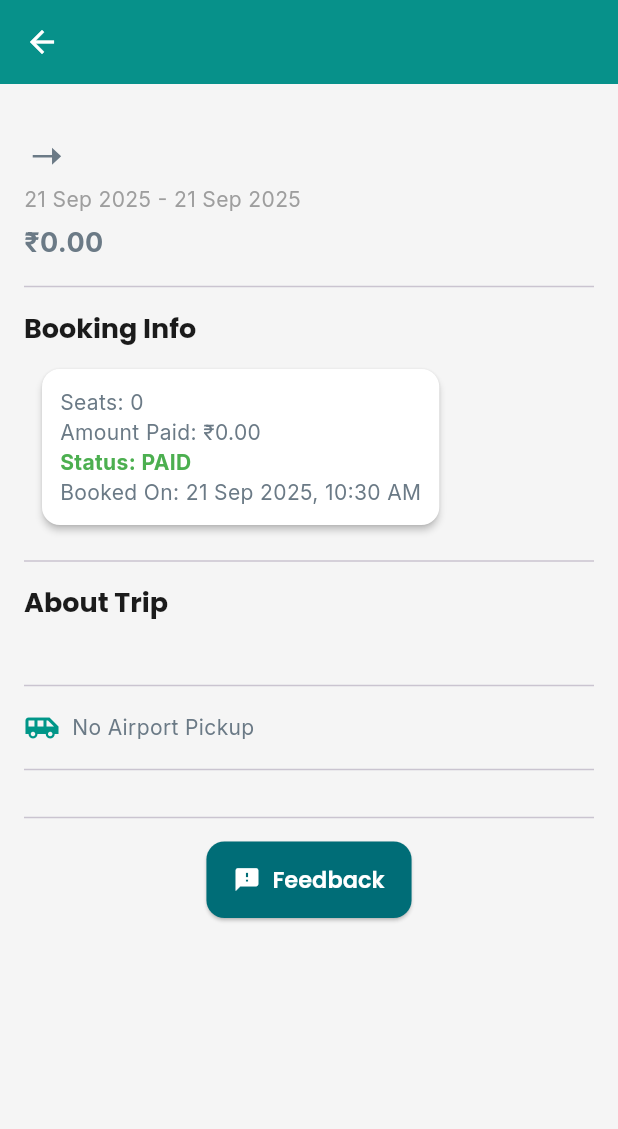
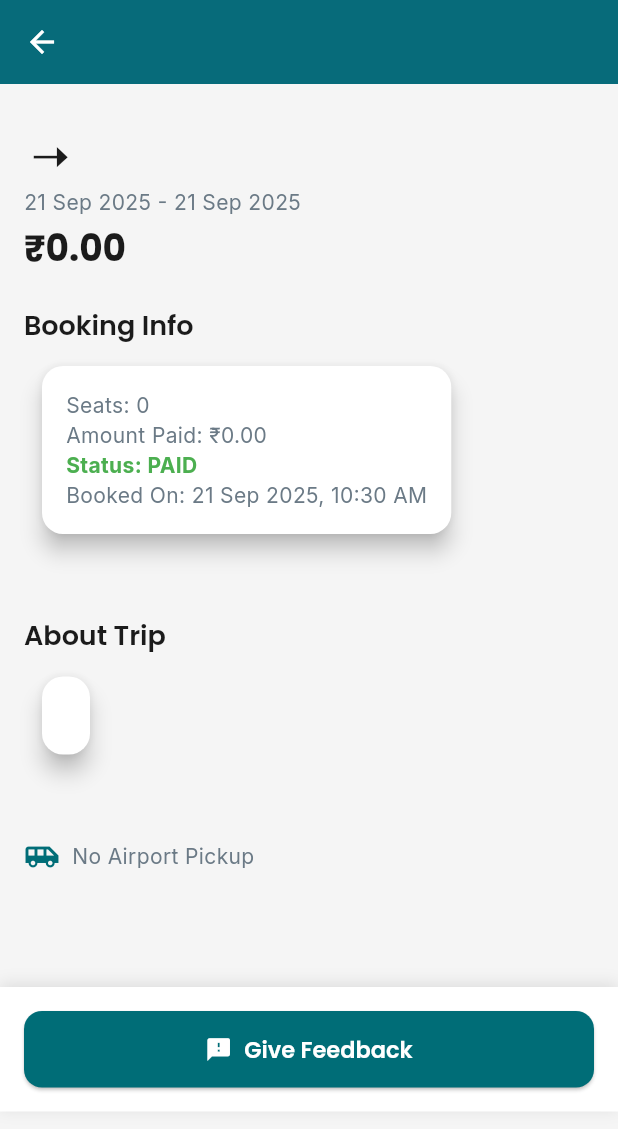
Before and after one commit to DeepPrajapati1580/tripmate, a Flutter app: the MyBookingDetailsPage screen opened directly with empty values, on a phone screen of 412 x 824 dp. Shown: the top 1129 px of the screen. Run offline on Flutter 3.47's test engine with Material 3 defaults, Android fonts, the phone set to English and light mode, and no system bars; our stand-ins replace cloud_firestore, firebase_auth, firebase_core, google_fonts, image_picker; missing offline and left inert: cloudinary_flutter, cloudinary_public, cloudinary_url_gen, razorpay_flutter; accounts and stored records are empty.

Commit message:
my_booking_details_page UI FIXED

```diff
--- a/TRIPMATE/lib/screens/customer/my_booking_details_page.dart
+++ b/TRIPMATE/lib/screens/customer/my_booking_details_page.dart
@@ -4,6 +4,7 @@ import 'package:intl/intl.dart';
 import '../../models/trip_package.dart';
 import '../../models/booking.dart';
 import '../trip_feedback_page.dart';
+import '../../theme.dart';
 
 class MyBookingDetailsPage extends StatelessWidget {
   final TripPackage trip;
@@ -23,17 +24,22 @@ class MyBookingDetailsPage extends StatelessWidget {
     return Scaffold(
       appBar: AppBar(
         title: Text(trip.title),
-        backgroundColor: Colors.teal,
+        backgroundColor: AppColors.primary,
       ),
-      body: SingleChildScrollView(
+      body: Stack(
+        children: [
+          // Scrollable content
+          Padding(
+            padding: const EdgeInsets.only(bottom: 70), // space for bottom button
+            child: SingleChildScrollView(
               padding: const EdgeInsets.all(16),
               child: Column(
                 crossAxisAlignment: CrossAxisAlignment.start,
                 children: [
-            /// Trip main image
+                  // Trip main image
                   if (trip.imageUrl != null && trip.imageUrl!.isNotEmpty)
                     ClipRRect(
-                borderRadius: BorderRadius.circular(12),
+                      borderRadius: BorderRadius.circular(14),
                       child: Image.network(
                         trip.imageUrl!,
                         height: 200,
@@ -43,65 +49,37 @@ class MyBookingDetailsPage extends StatelessWidget {
                     ),
                   const SizedBox(height: 16),
 
-            /// Basic Trip Info
+                  // Basic Trip Info
                   Text("${trip.source} ➝ ${trip.destination}",
-                style: const TextStyle(fontSize: 20, fontWeight: FontWeight.bold)),
+                      style: Theme.of(context)
+                          .textTheme.headlineLarge
+                          ?.copyWith(fontWeight: FontWeight.w600)),
                   const SizedBox(height: 6),
                   Text(
                     "${dateFmt.format(trip.startDate)} - ${dateFmt.format(trip.endDate)}",
-              style: const TextStyle(color: Colors.grey),
+                    style: Theme.of(context).textTheme.bodyMedium,
                   ),
                   const SizedBox(height: 6),
                   Text(
                     "${NumberFormat.currency(locale: 'en_IN', symbol: '₹').format(trip.price)}",
-              style: const TextStyle(fontSize: 18, fontWeight: FontWeight.bold),
+                    style: Theme.of(context)
+                        .textTheme.headlineLarge
+                        ?.copyWith(fontWeight: FontWeight.bold),
                   ),
 
-            const Divider(height: 32),
+                  const SizedBox(height: 24),
 
-            /// Trip Gallery
-            if (trip.gallery.isNotEmpty) ...[
-              const SizedBox(height: 12),
-              Text("Gallery",
-                  style: Theme.of(context)
-                      .textTheme
-                      .titleLarge
-                      ?.copyWith(fontWeight: FontWeight.bold)),
-              const SizedBox(height: 8),
-              SizedBox(
-                height: 120,
-                child: ListView.separated(
-                  scrollDirection: Axis.horizontal,
-                  itemCount: trip.gallery.length,
-                  separatorBuilder: (_, __) => const SizedBox(width: 8),
-                  itemBuilder: (_, i) => ClipRRect(
-                    borderRadius: BorderRadius.circular(8),
-                    child: Image.network(
-                      trip.gallery[i],
-                      width: 150,
-                      height: 120,
-                      fit: BoxFit.cover,
-                    ),
-                  ),
-                ),
-              ),
-              const Divider(height: 32),
-            ],
+                  // Trip Gallery
+                  if (trip.gallery.isNotEmpty)
+                    HorizontalImageGallery(title: "Gallery", images: trip.gallery),
 
-            /// Booking Info
-            Text("Booking Info",
-                style: Theme.of(context).textTheme.titleLarge?.copyWith(fontWeight: FontWeight.bold)),
-            const SizedBox(height: 8),
-            Card(
-              shape: RoundedRectangleBorder(borderRadius: BorderRadius.circular(12)),
-              elevation: 2,
-              child: Padding(
-                padding: const EdgeInsets.all(12),
-                child: Column(
-                  crossAxisAlignment: CrossAxisAlignment.start,
+                  // Booking Info
+                  InfoSection(
+                    title: "Booking Info",
                     children: [
                       Text("Seats: ${booking.seats}"),
-                    Text("Amount Paid: ${NumberFormat.currency(locale: 'en_IN', symbol: '₹').format(booking.amount)}"),
+                      Text(
+                          "Amount Paid: ${NumberFormat.currency(locale: 'en_IN', symbol: '₹').format(booking.amount)}"),
                       Text(
                         "Status: ${booking.status.name.toUpperCase()}",
                         style: TextStyle(
@@ -114,105 +92,200 @@ class MyBookingDetailsPage extends StatelessWidget {
                       Text("Booked On: ${bookDateFmt.format(booking.createdAt)}"),
                     ],
                   ),
-              ),
-            ),
 
-            const Divider(height: 32),
+                  const SizedBox(height: 24),
 
-            /// Trip Description
-            Text("About Trip",
-                style: Theme.of(context).textTheme.titleLarge?.copyWith(fontWeight: FontWeight.bold)),
-            const SizedBox(height: 8),
-            Text(trip.description),
+                  // Trip Description
+                  InfoSection(title: "About Trip", children: [Text(trip.description)]),
 
-            const Divider(height: 32),
+                  // Hotel Info
+                  if (trip.hotelName != null && trip.hotelName!.isNotEmpty)
+                    HotelSection(trip: trip),
 
-            /// Hotel Info
-            if (trip.hotelName != null && trip.hotelName!.isNotEmpty) ...[
-              Text("Hotel",
-                  style: Theme.of(context).textTheme.titleLarge?.copyWith(fontWeight: FontWeight.bold)),
-              const SizedBox(height: 8),
-              Text("${trip.hotelName} ⭐${trip.hotelStars ?? '-'}"),
-              if (trip.hotelDescription != null && trip.hotelDescription!.isNotEmpty) ...[
-                const SizedBox(height: 6),
-                Text(trip.hotelDescription!),
-              ],
-              if (trip.hotelMainImage != null && trip.hotelMainImage!.isNotEmpty) ...[
-                const SizedBox(height: 12),
-                ClipRRect(
-                  borderRadius: BorderRadius.circular(12),
-                  child: Image.network(trip.hotelMainImage!,
-                      height: 180, fit: BoxFit.cover),
-                ),
-              ],
-              if (trip.hotelGallery.isNotEmpty) ...[
-                const SizedBox(height: 12),
-                SizedBox(
-                  height: 100,
-                  child: ListView.separated(
-                    scrollDirection: Axis.horizontal,
-                    itemCount: trip.hotelGallery.length,
-                    separatorBuilder: (_, __) => const SizedBox(width: 8),
-                    itemBuilder: (_, i) => ClipRRect(
-                      borderRadius: BorderRadius.circular(8),
-                      child: Image.network(
-                        trip.hotelGallery[i],
-                        width: 120,
-                        height: 100,
-                        fit: BoxFit.cover,
-                      ),
-                    ),
-                  ),
-                ),
-              ],
-              const Divider(height: 32),
-            ],
+                  // Meals
+                  if (trip.meals.isNotEmpty)
+                    ChipsSection(title: "Meals", items: trip.meals),
 
-            /// Meals
-            if (trip.meals.isNotEmpty) ...[
-              Text("Meals",
-                  style: Theme.of(context).textTheme.titleLarge?.copyWith(fontWeight: FontWeight.bold)),
-              const SizedBox(height: 8),
-              Wrap(
-                  spacing: 8,
-                  children: trip.meals.map((m) => Chip(label: Text(m))).toList()),
-              const Divider(height: 32),
-            ],
+                  // Activities
+                  if (trip.activities.isNotEmpty)
+                    ChipsSection(title: "Activities", items: trip.activities),
 
-            /// Activities
-            if (trip.activities.isNotEmpty) ...[
-              Text("Activities",
-                  style: Theme.of(context).textTheme.titleLarge?.copyWith(fontWeight: FontWeight.bold)),
-              const SizedBox(height: 8),
-              Wrap(
-                  spacing: 8,
-                  children:
-                  trip.activities.map((a) => Chip(label: Text(a))).toList()),
-              const Divider(height: 32),
-            ],
+                  const SizedBox(height: 24),
 
-            /// Airport Pickup
+                  // Airport Pickup
                   Row(
                     children: [
-                const Icon(Icons.airport_shuttle, color: Colors.teal),
+                      const Icon(Icons.airport_shuttle, color: AppColors.primary),
                       const SizedBox(width: 8),
                       Text(trip.airportPickup
                           ? "Airport Pickup Included"
                           : "No Airport Pickup"),
                     ],
                   ),
-            const Divider(height: 32),
 
-            /// Itinerary
-            if (trip.itinerary.isNotEmpty) ...[
-              Text("Itinerary",
-                  style: Theme.of(context).textTheme.titleLarge?.copyWith(fontWeight: FontWeight.bold)),
+                  const SizedBox(height: 24),
+
+                  // Itinerary
+                  if (trip.itinerary.isNotEmpty)
+                    ItinerarySection(itinerary: trip.itinerary),
+
+                  const SizedBox(height: 24),
+
+                  // Travellers
+                  if (trip.travellers.isNotEmpty)
+                    InfoSection(
+                      title: "Travellers",
+                      children: trip.travellers
+                          .map((t) => ListTile(
+                                leading: const Icon(Icons.person, color: AppColors.primary),
+                                title: Text(t['name'] ?? 'Unknown'),
+                              ))
+                          .toList(),
+                    ),
+
+                  const SizedBox(height: 24),
+                ],
+              ),
+            ),
+          ),
+
+          // Sticky Feedback Button
+          Positioned(
+            bottom: 0,
+            left: 0,
+            right: 0,
+            child: Container(
+              padding: const EdgeInsets.all(16),
+              decoration: BoxDecoration(
+                color: Colors.white,
+                boxShadow: [
+                  BoxShadow(
+                      color: Colors.black.withOpacity(0.1),
+                      blurRadius: 8,
+                      offset: const Offset(0, -2)),
+                ],
+              ),
+              child: SizedBox(
+                width: double.infinity,
+                child: ElevatedButton.icon(
+                  icon: const Icon(Icons.feedback),
+                  label: const Text("Give Feedback"),
+                  onPressed: () {
+                    Navigator.push(
+                      context,
+                      MaterialPageRoute(
+                        builder: (_) => TripFeedbackPage(tripId: trip.id),
+                      ),
+                    );
+                  },
+                ),
+              ),
+            ),
+          ),
+        ],
+      ),
+    );
+  }
+}
+
+// ------------------ Reusable Widgets ------------------
+
+class InfoSection extends StatelessWidget {
+  final String title;
+  final List<Widget> children;
+
+  const InfoSection({super.key, required this.title, required this.children});
+
+  @override
+  Widget build(BuildContext context) {
+    return Column(
+      crossAxisAlignment: CrossAxisAlignment.start,
+      children: [
+        Text(title, style: Theme.of(context).textTheme.titleLarge),
         const SizedBox(height: 8),
-              Column(
-                children: trip.itinerary.asMap().entries.map((entry) {
+        Card(
+          child: Padding(
+            padding: const EdgeInsets.all(16),
+            child: Column(
+              crossAxisAlignment: CrossAxisAlignment.start,
+              children: children,
+            ),
+          ),
+        ),
+        const SizedBox(height: 24),
+      ],
+    );
+  }
+}
+
+class HorizontalImageGallery extends StatelessWidget {
+  final String title;
+  final List<String> images;
+
+  const HorizontalImageGallery({super.key, required this.title, required this.images});
+
+  @override
+  Widget build(BuildContext context) {
+    return Column(
+      crossAxisAlignment: CrossAxisAlignment.start,
+      children: [
+        Text(title, style: Theme.of(context).textTheme.titleLarge),
+        const SizedBox(height: 8),
+        SizedBox(
+          height: 120,
+          child: ListView.separated(
+            scrollDirection: Axis.horizontal,
+            itemCount: images.length,
+            separatorBuilder: (_, __) => const SizedBox(width: 8),
+            itemBuilder: (_, i) => ClipRRect(
+              borderRadius: BorderRadius.circular(12),
+              child: Image.network(
+                images[i],
+                width: 150,
+                height: 120,
+                fit: BoxFit.cover,
+              ),
+            ),
+          ),
+        ),
+        const SizedBox(height: 24),
+      ],
+    );
+  }
+}
+
+class ChipsSection extends StatelessWidget {
+  final String title;
+  final List<String> items;
+
+  const ChipsSection({super.key, required this.title, required this.items});
+
+  @override
+  Widget build(BuildContext context) {
+    return InfoSection(
+      title: title,
+      children: [
+        Wrap(
+          spacing: 8,
+          children: items.map((item) => Chip(label: Text(item))).toList(),
+        ),
+      ],
+    );
+  }
+}
+
+class ItinerarySection extends StatelessWidget {
+  final List<Map<String, dynamic>> itinerary;
+
+  const ItinerarySection({super.key, required this.itinerary});
+
+  @override
+  Widget build(BuildContext context) {
+    return InfoSection(
+      title: "Itinerary",
+      children: itinerary.asMap().entries.map((entry) {
         final index = entry.key;
         final item = entry.value;
-
         final day = item['day'] ?? (index + 1);
         final plan = (item['plan'] as String?)?.trim();
         final meals = (item['meals'] as List<dynamic>?)
@@ -238,34 +311,25 @@ class MyBookingDetailsPage extends StatelessWidget {
                 Text("Day $day",
                     style: const TextStyle(
                         fontWeight: FontWeight.bold, fontSize: 16)),
-
                 if (plan != null && plan.isNotEmpty) ...[
                   const SizedBox(height: 6),
-                            const Text("Plan:",
-                                style: TextStyle(fontWeight: FontWeight.bold)),
+                  const Text("Plan:", style: TextStyle(fontWeight: FontWeight.bold)),
                   Text(plan),
                 ],
-
                 if (meals != null && meals.isNotEmpty) ...[
                   const SizedBox(height: 6),
-                            const Text("Meals:",
-                                style: TextStyle(fontWeight: FontWeight.bold)),
+                  const Text("Meals:", style: TextStyle(fontWeight: FontWeight.bold)),
                   Wrap(
                     spacing: 6,
-                              children:
-                              meals.map((m) => Chip(label: Text(m))).toList(),
+                    children: meals.map((m) => Chip(label: Text(m))).toList(),
                   ),
                 ],
-
                 if (activities != null && activities.isNotEmpty) ...[
                   const SizedBox(height: 6),
-                            const Text("Activities:",
-                                style: TextStyle(fontWeight: FontWeight.bold)),
+                  const Text("Activities:", style: TextStyle(fontWeight: FontWeight.bold)),
                   Wrap(
                     spacing: 6,
-                              children: activities
-                                  .map((a) => Chip(label: Text(a)))
-                                  .toList(),
+                    children: activities.map((a) => Chip(label: Text(a))).toList(),
                   ),
                 ],
               ],
@@ -273,50 +337,57 @@ class MyBookingDetailsPage extends StatelessWidget {
           ),
         );
       }).toList(),
-              ),
-              const Divider(height: 32),
-            ],
-
-            /// Travellers
-            if (trip.travellers.isNotEmpty) ...[
-              Text("Travellers",
-                  style: Theme.of(context).textTheme.titleLarge?.copyWith(fontWeight: FontWeight.bold)),
-              const SizedBox(height: 8),
-              Column(
-                children: trip.travellers.map((t) {
-                  return ListTile(
-                    leading: const Icon(Icons.person, color: Colors.teal),
-                    title: Text(t['name'] ?? 'Unknown'),
-                  );
-                }).toList(),
-              ),
-            ],
-
-            const Divider(height: 32),
-
-            /// Feedback actions
-            Row(
-              mainAxisAlignment: MainAxisAlignment.spaceEvenly,
-              children: [
-                ElevatedButton.icon(
-                  icon: const Icon(Icons.feedback),
-                  label: const Text("Feedback"),
-                  onPressed: () {
-                    Navigator.push(
-                      context,
-                      MaterialPageRoute(
-                        builder: (_) => TripFeedbackPage(
-                          tripId: trip.id,
-                        ),
-                      ),
-                    );
-                  },
-                ),
-              ],
-            ),
-          ],
-        ),
-      ),
     );
   }
 }
+
+class HotelSection extends StatelessWidget {
+  final TripPackage trip;
+
+  const HotelSection({super.key, required this.trip});
+
+  @override
+  Widget build(BuildContext context) {
+    return Column(
+      crossAxisAlignment: CrossAxisAlignment.start,
+      children: [
+        Text("Hotel", style: Theme.of(context).textTheme.titleLarge),
+        const SizedBox(height: 8),
+        Text("${trip.hotelName} ⭐${trip.hotelStars ?? '-'}"),
+        if (trip.hotelDescription != null && trip.hotelDescription!.isNotEmpty) ...[
+          const SizedBox(height: 6),
+          Text(trip.hotelDescription!),
+        ],
+        if (trip.hotelMainImage != null && trip.hotelMainImage!.isNotEmpty) ...[
+          const SizedBox(height: 12),
+          ClipRRect(
+            borderRadius: BorderRadius.circular(12),
+            child: Image.network(trip.hotelMainImage!,
+                height: 180, width: double.infinity, fit: BoxFit.cover),
+          ),
+        ],
+        if (trip.hotelGallery.isNotEmpty) ...[
+          const SizedBox(height: 12),
+          SizedBox(
+            height: 100,
+            child: ListView.separated(
+              scrollDirection: Axis.horizontal,
+              itemCount: trip.hotelGallery.length,
+              separatorBuilder: (_, __) => const SizedBox(width: 8),
+              itemBuilder: (_, i) => ClipRRect(
+                borderRadius: BorderRadius.circular(8),
+                child: Image.network(
+                  trip.hotelGallery[i],
+                  width: 120,
+                  height: 100,
+                  fit: BoxFit.cover,
+                ),
+              ),
+            ),
+          ),
+        ],
+        const SizedBox(height: 24),
+      ],
+    );
+  }
+}
```
Lines whose indentation alone changed are shown as unchanged.
